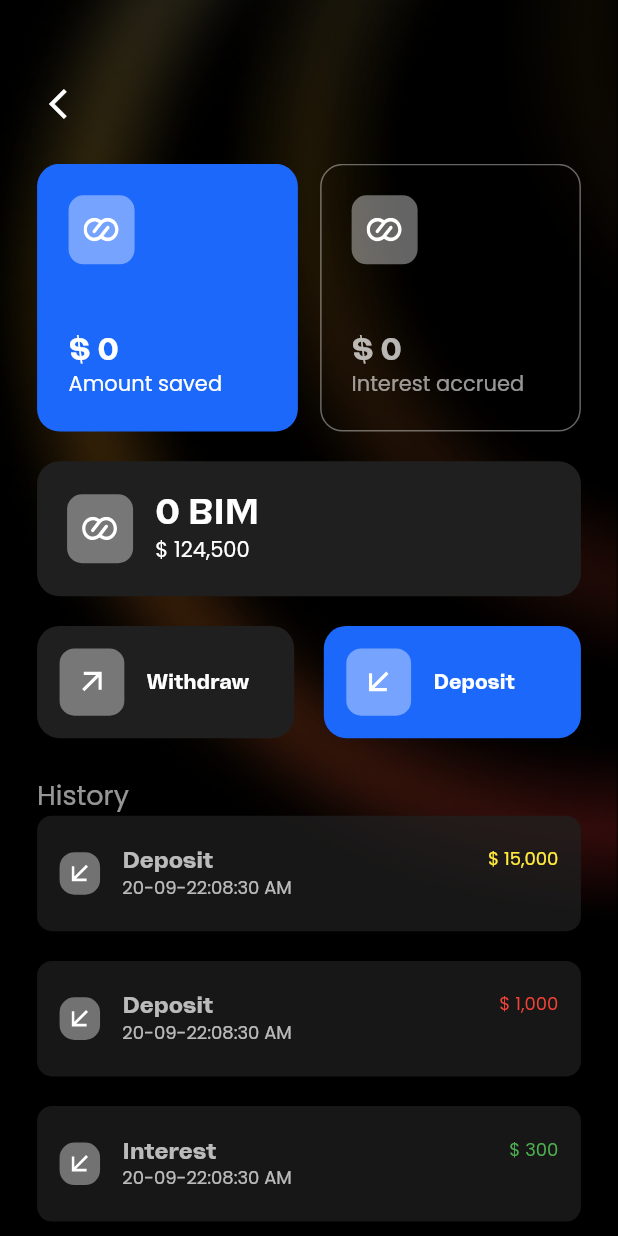
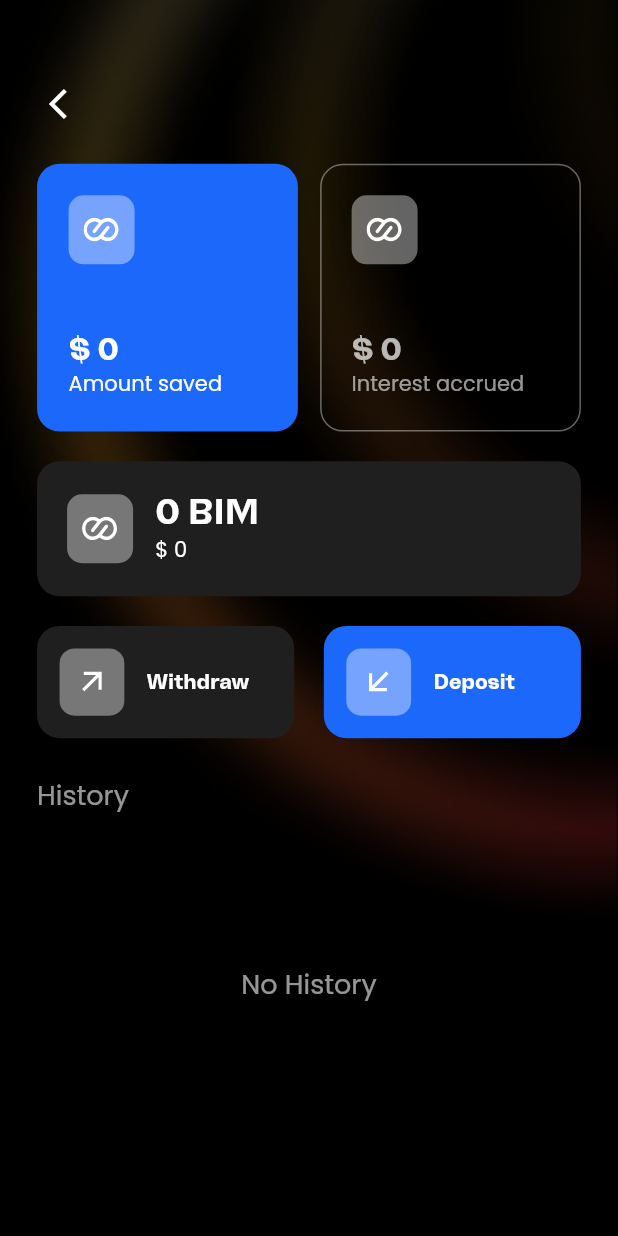
Before and after one commit to JAtoms/beimaFinance, a Flutter app: the PlanDetailScreen screen opened directly with empty values, on a phone screen of 412 x 824 dp. Run offline on Flutter 3.47's test engine with Material 2 defaults, Android fonts, the phone set to English and light mode, and no system bars; our stand-ins replace bloc, cached_network_image, fade_shimmer, flutter_bloc, flutter_fadein, flutter_svg and 4 more; missing offline and left inert: flutter_paystack, open_mail_app; accounts and stored records are empty.

Commit message:
UI fixes and changes

```diff
--- a/analysis_options.yaml
+++ b/analysis_options.yaml
@@ -22,8 +22,8 @@ linter:
   # `// ignore_for_file: name_of_lint` syntax on the line or in the file
   # producing the lint.
   rules:
-    # avoid_print: false  # Uncomment to disable the `avoid_print` rule
-    # prefer_single_quotes: true  # Uncomment to enable the `prefer_single_quotes` rule
+     avoid_print: false  # Uncomment to disable the `avoid_print` rule
+     prefer_single_quotes: true  # Uncomment to enable the `prefer_single_quotes` rule
 
 # Additional information about this file can be found at
 # https://dart.dev/guides/language/analysis-options
--- a/lib/api_service/transaction_api/transaction_api.dart
+++ b/lib/api_service/transaction_api/transaction_api.dart
@@ -1,6 +1,7 @@
 import 'dart:async';
 import 'dart:convert';
 
+import 'package:beima/database/history_model.dart';
 import 'package:flutter/cupertino.dart';
 import 'package:http/http.dart';
 
@@ -27,6 +28,8 @@ abstract class TransactionService {
       required String date});
 
   Future<List<Plans>> getPlans({required token});
+
+  Future<List<History>> getHistory({required token});
 
   Future<double> getConversionRate({required token});
 }
@@ -112,4 +115,16 @@ class TransactionImp extends TransactionService {
     } else {}
     return conversionRate;
   }
+
+  @override
+  Future<List<History>> getHistory({required token}) async{
+    List<History> historyList = [];
+    Response response = await serviceHelpersImp.getWithToken(
+        endPointUrl: '/api/v1/transactions/me',
+        token: token);
+    if (response.statusCode == 200) {
+      historyList = historyModelFromJson(response.body).history;
+    } else {}
+    return historyList;
+  }
 }
--- a/lib/database/history_model.dart
+++ b/lib/database/history_model.dart
@@ -1,27 +1,85 @@
+// To parse this JSON data, do
+//
+//     final historyModel = historyModelFromJson(jsonString);
+
+import 'dart:convert';
+
+import 'package:intl/intl.dart';
+
 enum HistoryType { deposit, interest, withdrawal }
 
+HistoryModel historyModelFromJson(String str) =>
+    HistoryModel.fromJson(json.decode(str));
+
 class HistoryModel {
-  HistoryType historyType;
-  double amount;
-  String date;
+  HistoryModel({
+    required this.history,
+  });
 
-  HistoryModel(
-      {required this.historyType, required this.amount, required this.date});
+  final List<History> history;
 
-  static var history = [
-    HistoryModel(
-        historyType: HistoryType.deposit, amount: 15000, date: '20-09-22:08:30 AM'),
-    HistoryModel(
-        historyType: HistoryType.withdrawal, amount: 1000, date: '20-09-22:08:30 AM'),
-    HistoryModel(
-        historyType: HistoryType.interest, amount: 300, date: '20-09-22:08:30 AM'),
-    HistoryModel(
-        historyType: HistoryType.withdrawal, amount: 500, date: '20-09-22:08:30 AM'),
-    HistoryModel(
-        historyType: HistoryType.interest, amount: 200, date: '20-09-22:08:30 AM'),
-    HistoryModel(
-        historyType: HistoryType.interest, amount: 800, date: '20-09-22:08:30 AM'),
-    HistoryModel(
-        historyType: HistoryType.deposit, amount: 38000, date: '20-09-22:08:30 AM'),
-  ];
+  factory HistoryModel.fromJson(Map<String, dynamic> json) =>
+      HistoryModel(
+        history: List<History>.from(
+            json['data'].map((x) => History.fromJson(x))),
+      );
 }
+
+class History {
+  History({
+    required this.amount,
+    required this.status,
+    required this.id,
+    required this.type,
+    required this.user,
+    required this.plan,
+    required this.createdAt,
+  });
+
+  final Amount amount;
+  final String status;
+  final String id;
+  final String type;
+  final String user;
+  final String plan;
+  final String createdAt;
+
+
+  factory History.fromJson(Map<String, dynamic> json) =>
+      History(
+        amount: Amount.fromJson(json['amount']),
+        status: json['status'],
+        id: json['_id'],
+        type: json['type'],
+        user: json['user'],
+        plan: json['plan'],
+        createdAt: DateFormat('EEE, MMM d, ' 'yy : hh:mm').format(DateTime.tryParse(json['createdAt'])!) ,
+      );
+
+}
+
+class Amount {
+  Amount({
+    required this.valueInUsd,
+    required this.value,
+    required this.currency,
+  });
+
+  final int valueInUsd;
+  final int value;
+  final String currency;
+
+  factory Amount.fromJson(Map<String, dynamic> json) =>
+      Amount(
+        valueInUsd: json['valueInUSD'],
+        value: json['value'],
+        currency: json['currency'],
+      );
+
+  Map<String, dynamic> toJson() =>
+      {
+        'valueInUSD': valueInUsd,
+        'value': value,
+        'currency': currency,
+      };
+}
--- a/lib/database/plan_model.dart
+++ b/lib/database/plan_model.dart
@@ -27,37 +27,80 @@ class PlanModel {
 }
 
 class Plans {
-  Plans({
-    required this.amountSaved,
-    required this.id,
-    required this.name,
-    required this.dueDate,
-    required this.savingsPerMonth,
-    required this.userId,
+  Plans(
+      {required this.savingsPerMonth,
+      required this.amountSaved,
+      required this.interestAccrued,
+      required this.bimTokens,
+      required this.id,
+      required this.name,
+      required this.dueDate,
+      required this.user,
+      required this.apr,
+      required this.createdAt,
+      required this.updatedAt});
+
+  final SavingsPerMonth savingsPerMonth;
+  final int amountSaved;
+  final int interestAccrued;
+  final int bimTokens;
+  final String id;
+  final String name;
+  final DateTime dueDate;
+  final String user;
+  final int apr;
+  final DateTime createdAt;
+  final DateTime updatedAt;
+
+  factory Plans.fromJson(Map<String, dynamic> json) => Plans(
+      savingsPerMonth: SavingsPerMonth.fromJson(json['savingsPerMonth']),
+      amountSaved: json['amountSaved'],
+      interestAccrued: json['interestAccrued'],
+      bimTokens: json['bimTokens'],
+      id: json['_id'],
+      name: json['name'],
+      dueDate: DateTime.parse(json['dueDate']),
+      user: json['user'],
+      apr: json['apr'],
+      createdAt: DateTime.parse(json['createdAt']),
+      updatedAt: DateTime.parse(json['updatedAt']));
+
+  Map<String, dynamic> toJson() => {
+        'savingsPerMonth': savingsPerMonth.toJson(),
+        'amountSaved': amountSaved,
+        'interestAccrued': interestAccrued,
+        'bimTokens': bimTokens,
+        '_id': id,
+        'name': name,
+        'dueDate': dueDate.toIso8601String(),
+        'user': user,
+        'apr': apr,
+        'createdAt': createdAt.toIso8601String(),
+        'updatedAt': updatedAt.toIso8601String()
+      };
+}
+
+class SavingsPerMonth {
+  SavingsPerMonth({
+    required this.valueInUsd,
+    required this.value,
+    required this.currency,
   });
 
-  final int amountSaved;
-  final String id;
-  final String name;
-  final String dueDate;
-  final int savingsPerMonth;
-  final String userId;
+  final int valueInUsd;
+  final int value;
+  final String currency;
 
-  factory Plans.fromJson(Map<String, dynamic> json) => Plans(
-        amountSaved: json['amountSaved'],
-        id: json['_id'],
-        name: json['name'],
-        dueDate: json['dueDate'],
-        savingsPerMonth: json['savingsPerMonth'],
-        userId: json['user_id'],
+  factory SavingsPerMonth.fromJson(Map<String, dynamic> json) =>
+      SavingsPerMonth(
+        valueInUsd: json['valueInUSD'],
+        value: json['value'],
+        currency: json['currency'],
       );
 
   Map<String, dynamic> toJson() => {
-        'amountSaved': amountSaved,
-        '_id': id,
-        'name': name,
-        'dueDate': dueDate,
-        'savingsPerMonth': savingsPerMonth,
-        'user_id': userId,
+        'valueInUSD': valueInUsd,
+        'value': value,
+        'currency': currency,
       };
 }
--- a/lib/dependency/cubit/dashboard_cubit/dashboard_cubit.dart
+++ b/lib/dependency/cubit/dashboard_cubit/dashboard_cubit.dart
@@ -1,4 +1,4 @@
-
+import 'package:beima/database/history_model.dart';
 import 'package:bloc/bloc.dart';
 import 'package:flutter/material.dart';
 
@@ -12,6 +12,7 @@ import '../../../helpers/helpers.dart';
 class DashBoardState {
   ProfileModel? profileModel;
   List<Plans> plans;
+  List<History> historyList;
   bool isLoading;
   double conversionRate;
 
@@ -19,6 +20,7 @@ class DashBoardState {
       {required this.profileModel,
       required this.isLoading,
       required this.conversionRate,
+      required this.historyList,
       required this.plans});
 }
 
@@ -35,6 +37,7 @@ class DashBoardCubit extends Cubit<DashBoardState> {
             profileModel: null,
             isLoading: false,
             conversionRate: 0.0,
+            historyList: [],
             plans: []));
 
   void emitState() {
@@ -42,6 +45,7 @@ class DashBoardCubit extends Cubit<DashBoardState> {
         profileModel: state.profileModel,
         isLoading: state.isLoading,
         conversionRate: state.conversionRate,
+        historyList: state.historyList,
         plans: state.plans));
   }
 
@@ -50,6 +54,7 @@ class DashBoardCubit extends Cubit<DashBoardState> {
         profileModel: state.profileModel,
         conversionRate: state.conversionRate,
         isLoading: isLoading,
+        historyList: state.historyList,
         plans: state.plans));
   }
 
@@ -84,8 +89,19 @@ class DashBoardCubit extends Cubit<DashBoardState> {
     var plans = await transactionImp.getPlans(
         token: state.profileModel!.data.authToken);
 
-    state.plans.removeWhere((e) => plans.any((element) => e.id == element.id));
-    state.plans = [...plans, ...state.plans];
+    state.plans = plans;
+
+    setLoading(false);
+  }
+
+  void getHistory() async {
+    setLoading(true);
+    var history = await transactionImp.getHistory(
+        token: state.profileModel!.data.authToken);
+
+    state.historyList
+        .removeWhere((e) => history.any((element) => e.id == element.id));
+    state.historyList = [...history, ...state.historyList];
 
     setLoading(false);
   }
--- a/lib/helpers/helpers.dart
+++ b/lib/helpers/helpers.dart
@@ -1,3 +1,5 @@
+
+import 'dart:developer';
 
 import 'package:beima/dependency/get_it.dart';
 import 'package:cached_network_image/cached_network_image.dart';
@@ -101,7 +103,7 @@ void showLoaderDialog(BuildContext context) {
 void globalToast(String message) =>
     Fluttertoast.showToast(msg: message, backgroundColor: Colors.white);
 
-void globalPrint(String topic, message) => debugPrint('$dynamic $message');
+void globaLog(String topic, message) => log('$topic $message');
 
 void globalExceptionPrint(String message) =>
     debugPrint('Finance exception $message');
--- a/lib/ui_screens/dashboard/history_screen/history_screen.dart
+++ b/lib/ui_screens/dashboard/history_screen/history_screen.dart
@@ -1,5 +1,8 @@
-
+import 'package:beima/dependency/cubit/dashboard_cubit/dashboard_cubit.dart';
+import 'package:beima/ui_screens/components/check_main_screen/check_mail_screen.dart';
+import 'package:beima/ui_screens/components/state_screen/state_screen.dart';
 import 'package:flutter/material.dart';
+import 'package:flutter_bloc/flutter_bloc.dart';
 import 'package:flutter_svg/flutter_svg.dart';
 
 import '../../../database/history_model.dart';
@@ -8,7 +11,6 @@ import '../../../helpers/global_assets.dart';
 import '../../../helpers/helpers.dart';
 import '../../../helpers/size_config.dart';
 import '../../../helpers/text_styles.dart';
-import '../../components/global_back_button.dart';
 
 class HistoryScreen extends StatefulWidget {
   const HistoryScreen({Key? key}) : super(key: key);
@@ -19,45 +21,62 @@ class HistoryScreen extends StatefulWidget {
 
 class _HistoryScreenState extends State<HistoryScreen> {
   @override
+  void initState() {
+    context.read<DashBoardCubit>().getHistory();
+    super.initState();
+  }
+
+  @override
   Widget build(BuildContext context) {
-
+    return BlocBuilder<DashBoardCubit, DashBoardState>(
+        builder: (context, state) {
       return Stack(
         children: [
           Image.asset(GlobalAssets.backdrop),
-        Column(
+          state.historyList.isEmpty
+              ? StateScreen(
+                  stateParameters: StateParameters(
+                      title: 'No history yet',
+                      image: GlobalAssets.noHistory,
+                      subTitle:
+                          'History will  appear here as soon as there is one.',
+                      btnText: '',
+                      isBtnVisible: false,
+                      onTap: () {}))
+              : Column(
+                  crossAxisAlignment: CrossAxisAlignment.start,
                   children: [
-            const GlobalBackButton(titleText: 'History', isTitleVisible: true),
+                    Padding(
+                      padding: EdgeInsets.only(
+                          left: SizeConfig.heightAdjusted(5),
+                          top: SizeConfig.heightAdjusted(15)),
+                      child: Text('History',
+                          style: GlobalTextStyles.title(
+                              fontSize: 28, color: Colors.white)),
+                    ),
                     Flexible(
                       child: SingleChildScrollView(
                         physics: const BouncingScrollPhysics(),
                         child: ListView.builder(
                             shrinkWrap: true,
-                    itemCount: HistoryModel.history.length,
+                            itemCount: state.historyList.length,
                             physics: const NeverScrollableScrollPhysics(),
                             itemBuilder: (context, index) => HistoryWidget(
-                        historyModel: HistoryModel.history[index])),
+                                history: state.historyList[index])),
                       ),
                     )
                   ],
                 )
         ],
       );
-
-    // StateScreen(
-    //   stateParameters: StateParameters(
-    //       title: 'No history yet',
-    //       image: GlobalAssets.noHistory,
-    //       subTitle: 'History will  appear here as soon as there is one.',
-    //       btnText: '',
-    //       isBtnVisible: false,
-    //       onTap: () {}));
+    });
   }
 }
 
 class HistoryWidget extends StatelessWidget {
-  const HistoryWidget({Key? key, required this.historyModel}) : super(key: key);
+  const HistoryWidget({Key? key, required this.history}) : super(key: key);
 
-  final HistoryModel historyModel;
+  final History history;
 
   @override
   Widget build(BuildContext context) {
@@ -92,32 +111,28 @@ class HistoryWidget extends StatelessWidget {
                     crossAxisAlignment: CrossAxisAlignment.start,
                     children: [
                       Text(
-                          HistoryType.deposit == historyModel.historyType
+                          HistoryType.deposit.name == history.type
                               ? 'Deposit'
-                              : HistoryType.withdrawal ==
-                                      historyModel.historyType
+                              : HistoryType.withdrawal.name == history.type
                                   ? 'Deposit'
-                                  : HistoryType.interest ==
-                                          historyModel.historyType
+                                  : HistoryType.interest.name == history.type
                                       ? 'Interest'
                                       : '',
                           style: GlobalTextStyles.title(
                               color: Colors.white.withAlpha(180),
                               fontSize: 16)),
-                      Text(historyModel.date,
+                      Text(history.createdAt,
                           style: GlobalTextStyles.regularText(
                               color: Colors.white.withAlpha(180), fontSize: 12))
                     ],
                   ),
-                  Text(formatFigures(historyModel.amount),
+                  Text(formatFigures(history.amount.valueInUsd.toDouble()),
                       style: GlobalTextStyles.regularText(
-                          color: HistoryType.deposit == historyModel.historyType
+                          color: HistoryType.deposit.name == history.type
                               ? Colors.yellow
-                              : HistoryType.withdrawal ==
-                                      historyModel.historyType
+                              : HistoryType.withdrawal.name == history.type
                                   ? Colors.red
-                                  : HistoryType.interest ==
-                                          historyModel.historyType
+                                  : HistoryType.interest.name == history.type
                                       ? Colors.green
                                       : Colors.transparent,
                           fontSize: 12))
--- a/lib/ui_screens/dashboard/plans_screen/plan_detail_screen.dart
+++ b/lib/ui_screens/dashboard/plans_screen/plan_detail_screen.dart
@@ -95,11 +95,11 @@ class _PlanDetailScreenState extends State<PlanDetailScreen> {
                                         CrossAxisAlignment.start,
                                     children: [
                                       Text(
-                                          '${formatFiguresSeparator(widget.plans.amountSaved.toDouble())} BIM',
+                                          '${formatFiguresSeparator(widget.plans.bimTokens.toDouble())} BIM',
                                           style: GlobalTextStyles.title(
                                               color: Colors.white,
                                               fontSize: 26)),
-                                      Text(formatFigures(124500),
+                                      Text(formatFigures(widget.plans.bimTokens.toDouble()),
                                           style: GlobalTextStyles.regularText(
                                               color: Colors.white,
                                               fontSize: 14)),
@@ -128,16 +128,22 @@ class _PlanDetailScreenState extends State<PlanDetailScreen> {
                                 style: GlobalTextStyles.medium(
                                     context: context,
                                     color: Colors.white.withAlpha(150),
-                                    fontSize: 18))
+                                    fontSize: 18)),
                           ],
                         ),
                       ),
-                      ListView.builder(
-                          shrinkWrap: true,
-                          itemCount: HistoryModel.history.length,
-                          physics: const NeverScrollableScrollPhysics(),
-                          itemBuilder: (context, index) => HistoryWidget(
-                              historyModel: HistoryModel.history[index]))
+                      SizedBox(height: SizeConfig.heightAdjusted(20)),
+                      Text('No History',
+                          style: GlobalTextStyles.medium(
+                              context: context,
+                              color: Colors.white.withAlpha(150),
+                              fontSize: 18)),
+                      // ListView.builder(
+                      //     shrinkWrap: true,
+                      //     itemCount: widget.plans.,
+                      //     physics: const NeverScrollableScrollPhysics(),
+                      //     itemBuilder: (context, index) => HistoryWidget(
+                      //         historyModel: HistoryModel.history[index]))
                     ],
                   ),
                 ),
--- a/pubspec.yaml
+++ b/pubspec.yaml
@@ -69,7 +69,10 @@ dependencies:
   open_mail_app: ^0.4.5
 
   # Paystack
-  flutter_paystack: ^1.0.6
+  flutter_paystack:
+    git:
+      url: https://github.com/definitelyme/flutter_paystack.git
+      ref: a4a33c3dd0a12f46d655a2e63d11e9f20ba82d01
 
   # Change package name
   change_app_package_name: ^1.1.0
```
Also changed, not shown: lib/ui_screens/dashboard/home_screen/home_screen.dart (+14 -13 lines), lib/ui_screens/dashboard/profile_screen/profile_screen.dart (+17 -17 lines), lib/ui_screens/dashboard/profile_screen/bank_details/add_bank.dart (added), lib/ui_screens/dashboard/profile_screen/bank_details/bank_details.dart (added), lib/ui_screens/dashboard/profile_screen/card_details/card_details.dart (added), lib/ui_screens/dashboard/profile_screen/connect_wallet/connect_wallet.dart (added), lib/ui_screens/dashboard/profile_screen/security/security.dart (added), lib/ui_screens/dashboard/profile_screen/support/support.dart (added), pubspec.lock, 1 other file. Lines whose indentation alone changed are shown as unchanged.
